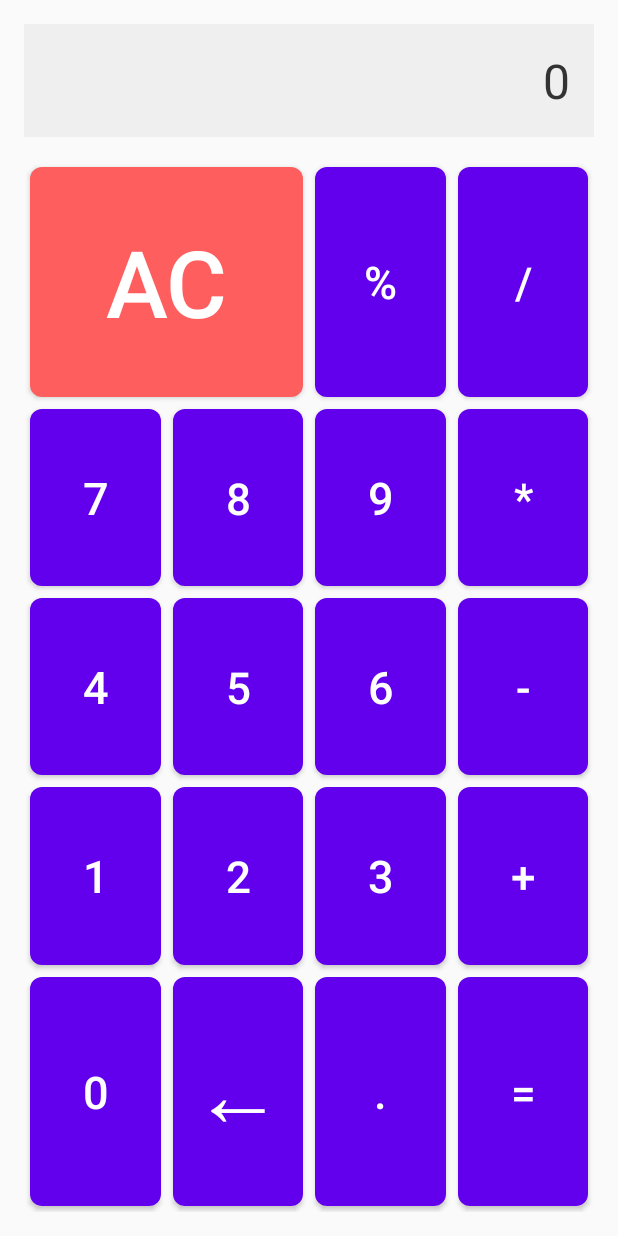
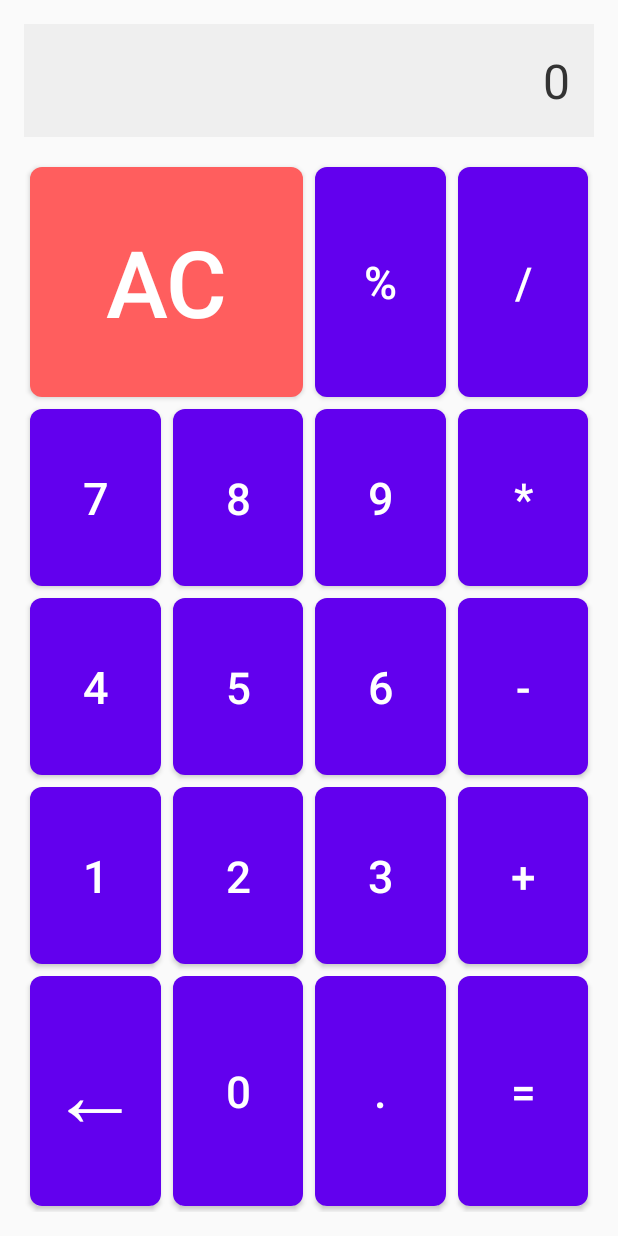
Before and after one commit to AntonKalochelitis/simple-calculator, an Android app: the screen it shows after launch (MainActivity), on a phone screen of 412 x 824 dp. Run offline under Robolectric (Android 15) with nearby library versions, the phone set to English and light mode, and no system bars.

```diff
--- a/app/build.gradle.kts
+++ b/app/build.gradle.kts
@@ -11,8 +11,8 @@ android {
         applicationId = "com.wdevelop.calculator"
         minSdk = 21
         targetSdk = 34
-        versionCode = 11
-        versionName = "1.0.11"
+        versionCode = 13
+        versionName = "1.0.13"
 
         testInstrumentationRunner = "androidx.test.runner.AndroidJUnitRunner"
         vectorDrawables {
--- a/app/src/main/res/layout/activity_main.xml
+++ b/app/src/main/res/layout/activity_main.xml
@@ -121,19 +121,18 @@
             android:contentDescription="Plus"
             android:text="+" />
 
-        <!-- Row 5 -->
-        <Button
-            android:id="@+id/button0"
-            style="@style/CalcButtonBlue"
-            android:contentDescription="Digit 0"
-            android:text="0" />
-
         <Button
             android:id="@+id/buttonBackspace"
             style="@style/CalcButtonBlue"
             android:contentDescription="Backspace"
             android:text="←"
             android:textSize="60sp" />
+
+        <Button
+            android:id="@+id/button0"
+            style="@style/CalcButtonBlue"
+            android:contentDescription="Digit 0"
+            android:text="0" />
 
         <Button
             android:id="@+id/buttonDot"
```
Also changed, not shown: app/src/main/java/com/wdevelop/calculator/MainActivity.kt (+13 -4 lines).
